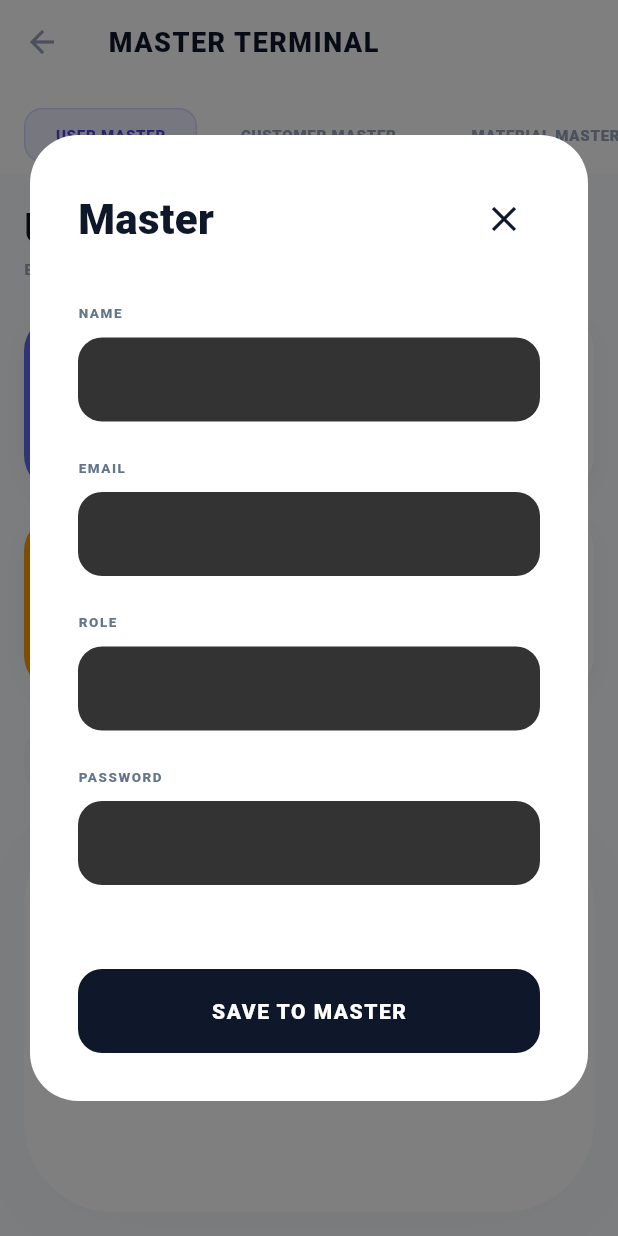
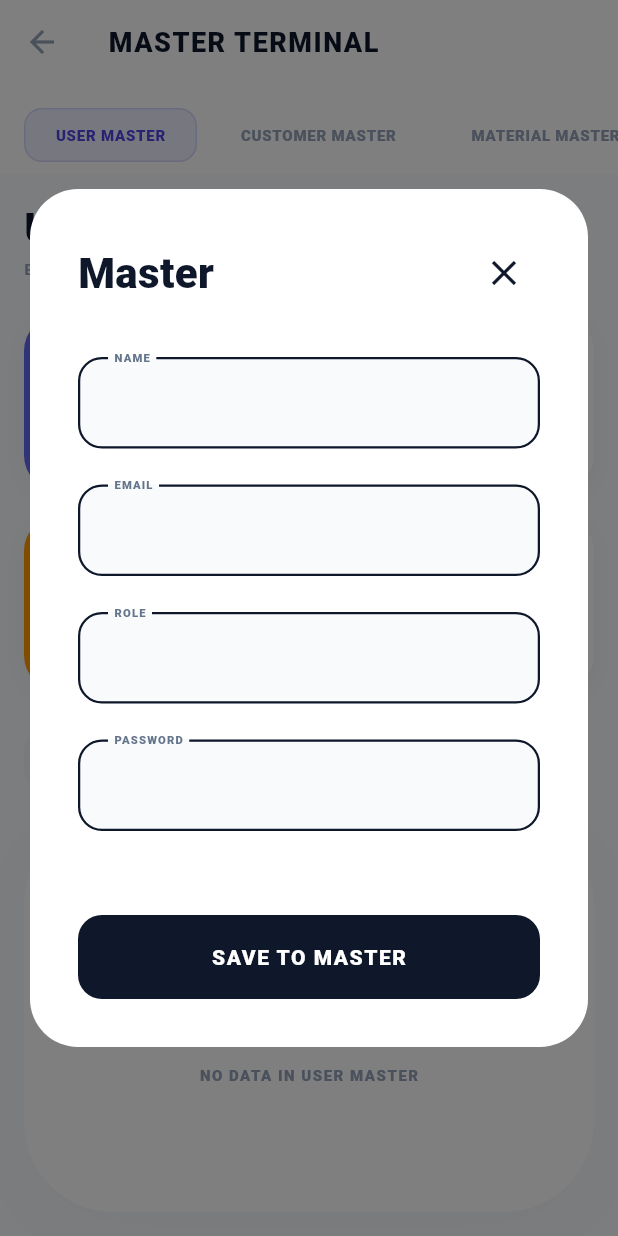
Before and after one commit to Aman1945/Job, a Flutter app: the MasterDataScreen screen opened directly, after a tap on "TEMPLATE", on a phone screen of 412 x 824 dp. Run offline on Flutter 3.47's test engine with Material 3 defaults, Android fonts, the phone set to English and light mode, and no system bars; our stand-ins replace dropdown_button2, fl_chart, flutter_local_notifications, font_awesome_flutter, geolocator, google_maps_flutter and 7 more; missing offline and left inert: flutter_background_service, flutter_downloader; accounts and stored records are empty; network calls fail.

Commit message:
UI: Redesigned Master Data form fields with black borders and premium typography

```diff
--- a/flutter/lib/screens/master_data_screen.dart
+++ b/flutter/lib/screens/master_data_screen.dart
@@ -605,36 +605,33 @@ class _MasterDataScreenState extends State<MasterDataScreen> {
           .map(
             (f) => Padding(
               padding: const EdgeInsets.only(bottom: 24),
-              child: Column(
-                crossAxisAlignment: CrossAxisAlignment.start,
-                children: [
-                  Text(
-                    f.toUpperCase(),
+              child: TextField(
                 style: const TextStyle(
-                      fontSize: 9,
+                  color: Color(0xFF0F172A),
+                  fontWeight: FontWeight.bold,
+                  fontSize: 14,
+                ),
+                decoration: InputDecoration(
+                  labelText: f.toUpperCase(),
+                  labelStyle: const TextStyle(
+                    color: Color(0xFF64748B),
                     fontWeight: FontWeight.w900,
-                      color: Color(0xFF64748B),
+                    fontSize: 10,
                     letterSpacing: 1,
                   ),
-                  ),
-                  const SizedBox(height: 10),
-                  Container(
-                    height: 56,
-                    padding: const EdgeInsets.symmetric(horizontal: 20),
-                    decoration: BoxDecoration(
-                      color: const Color(0xFF333333),
+                  floatingLabelBehavior: FloatingLabelBehavior.always,
+                  enabledBorder: OutlineInputBorder(
+                    borderSide: const BorderSide(color: Color(0xFF0F172A), width: 1.5),
                     borderRadius: BorderRadius.circular(16),
                   ),
-                    child: const TextField(
-                      style: TextStyle(
-                        color: Colors.white,
-                        fontWeight: FontWeight.bold,
-                        fontSize: 13,
+                  focusedBorder: OutlineInputBorder(
+                    borderSide: const BorderSide(color: Color(0xFF6366F1), width: 2),
+                    borderRadius: BorderRadius.circular(16),
                   ),
-                      decoration: InputDecoration(border: InputBorder.none),
+                  filled: true,
+                  fillColor: const Color(0xFFF8FAFC),
+                  contentPadding: const EdgeInsets.symmetric(horizontal: 20, vertical: 20),
                 ),
-                  ),
-                ],
               ),
             ),
           )
```
Lines whose indentation alone changed are shown as unchanged.
